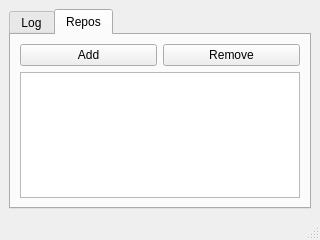
Above: mainwindow.ui from robguthrie/dudley before the change. Below: the same form after it.
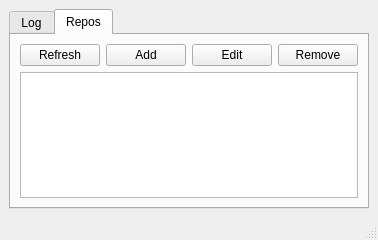
That is the form after the change.

The edit to the form file:
```diff
--- a/mainwindow.ui
+++ b/mainwindow.ui
@@ -41,6 +41,13 @@
        <layout class="QVBoxLayout" name="verticalLayout_3">
         <item>
          <layout class="QHBoxLayout" name="horizontalLayout">
+          <item>
+           <widget class="QPushButton" name="refreshRepoButton">
+            <property name="text">
+             <string>Refresh</string>
+            </property>
+           </widget>
+          </item>
           <item>
            <widget class="QPushButton" name="addRepoButton">
             <property name="text">
@@ -48,6 +55,13 @@
             </property>
            </widget>
           </item>
+          <item>
+           <widget class="QPushButton" name="editRepoButton">
+            <property name="text">
+             <string>Edit</string>
+            </property>
+           </widget>
+          </item>
           <item>
            <widget class="QPushButton" name="removeRepoButton">
             <property name="text">
@@ -58,7 +72,17 @@
          </layout>
         </item>
         <item>
-         <widget class="QTableView" name="repoTableView"/>
+         <widget class="QTableView" name="repoTableView">
+          <property name="alternatingRowColors">
+           <bool>true</bool>
+          </property>
+          <property name="showGrid">
+           <bool>false</bool>
+          </property>
+          <property name="sortingEnabled">
+           <bool>true</bool>
+          </property>
+         </widget>
         </item>
        </layout>
       </widget>
```
Left out of the diff: 2 changed lines with no effect on the pictures.
